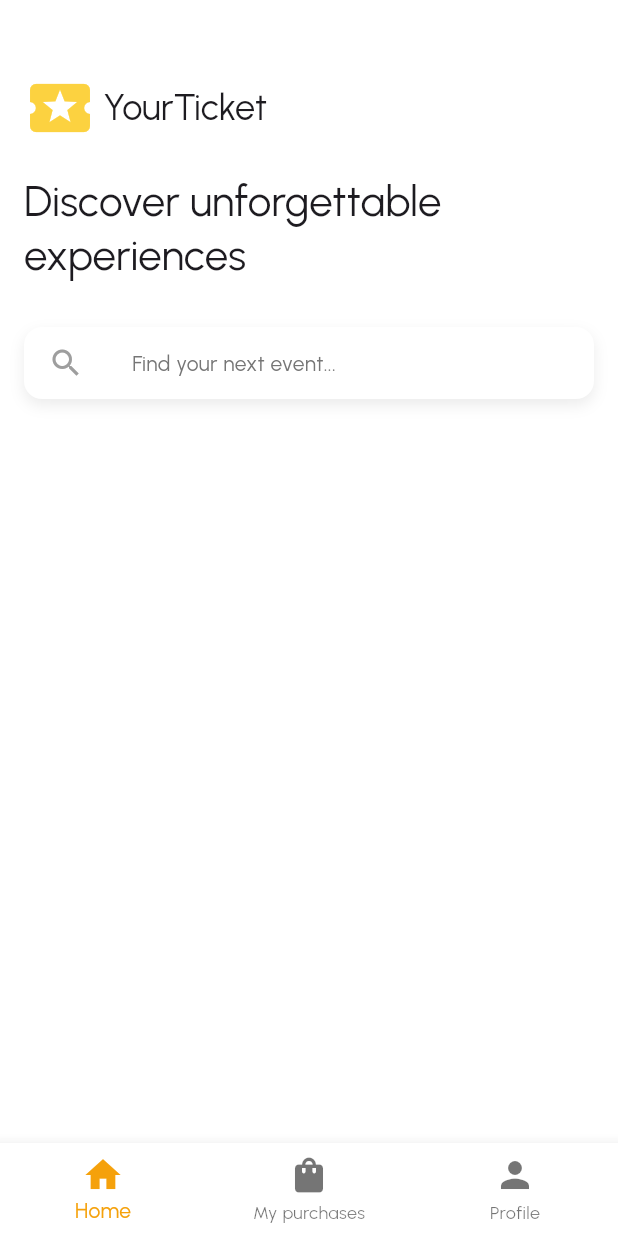
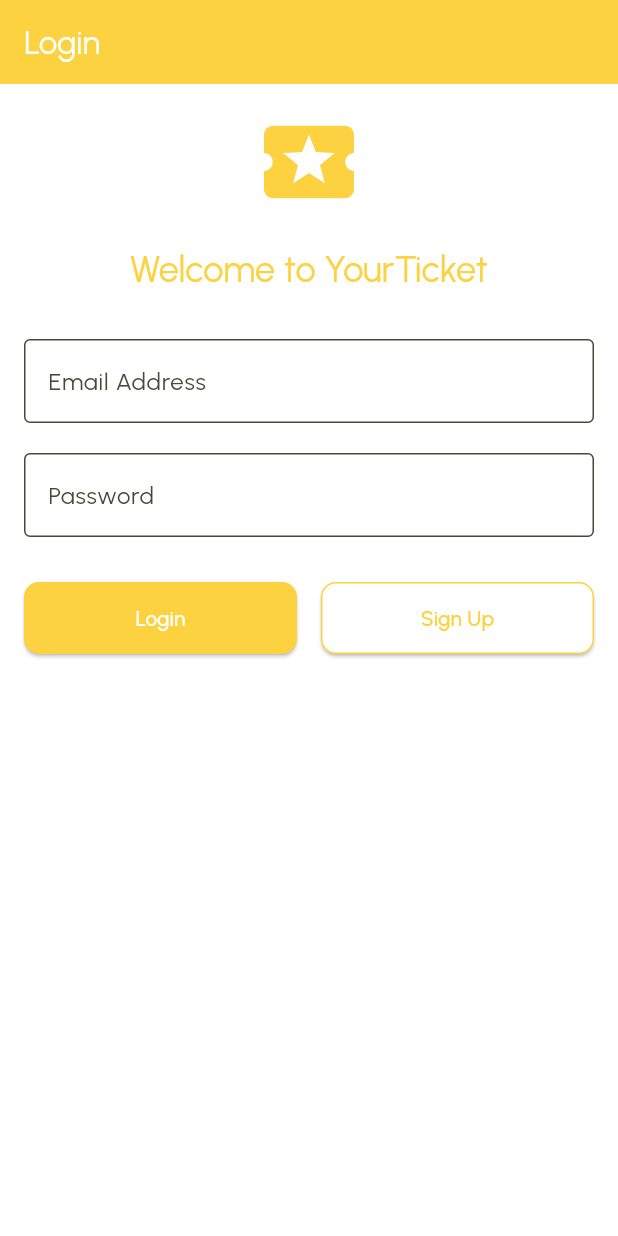
Before and after one commit to JevDev2304/yourTicket, a Flutter app: the screen it shows after launch, on a phone screen of 412 x 824 dp. Run offline on Flutter 3.47's test engine with Material 3 defaults, Android fonts, the phone set to English and light mode, and no system bars; our stand-ins replace go_router, google_fonts.

```diff
--- /dev/null
+++ b/lib/ui/categories/widgets/category_widget.dart
@@ -0,0 +1,6 @@
+class Category {
+  final String name;
+  final String imageUrl;
+
+  Category({required this.name, required this.imageUrl});
+}
--- /dev/null
+++ b/lib/ui/login/login_screen.dart
@@ -0,0 +1,105 @@
+import 'package:flutter/material.dart';
+import 'package:go_router/go_router.dart';
+
+class LoginScreen extends StatelessWidget {
+  const LoginScreen({super.key});
+
+  @override
+  Widget build(BuildContext context) {
+    return Scaffold(
+      appBar: AppBar(
+        title: const Text('Login'),
+        backgroundColor: Theme.of(context).primaryColor,
+        foregroundColor: Colors.white,
+      ),
+      body: SingleChildScrollView(
+        padding: const EdgeInsets.all(16.0),
+        child: Column(
+          mainAxisAlignment: MainAxisAlignment.center,
+          children: <Widget>[
+            Icon(
+              Icons.local_activity,
+              color: Theme.of(context).primaryColor,
+              size: 72,
+            ),
+            const SizedBox(height: 20),
+            Text(
+              'Welcome to YourTicket',
+              style: Theme.of(context).textTheme.headlineSmall?.copyWith(
+                color: Theme.of(context).primaryColor,
+              ),
+              textAlign: TextAlign.center,
+            ),
+            const SizedBox(height: 30),
+            TextFormField(
+              keyboardType: TextInputType.emailAddress,
+              decoration: InputDecoration(
+                labelText: 'Email Address',
+                filled: true, // Habilita el llenado del fondo
+                fillColor: Colors.white, // Establece el color de fondo a blanco
+                border: const OutlineInputBorder(),
+                focusedBorder: OutlineInputBorder(
+                  borderSide: BorderSide(color: Theme.of(context).primaryColor),
+                ),
+              ),
+            ),
+            const SizedBox(height: 20),
+            TextFormField(
+              obscureText: true,
+              decoration: InputDecoration(
+                labelText: 'Password',
+                filled: true, // Habilita el llenado del fondo
+                fillColor: Colors.white, // Establece el color de fondo a blanco
+                border: const OutlineInputBorder(),
+                focusedBorder: OutlineInputBorder(
+                  borderSide: BorderSide(color: Theme.of(context).primaryColor),
+                ),
+              ),
+            ),
+            const SizedBox(height: 30),
+            Row(
+              mainAxisAlignment: MainAxisAlignment.spaceAround,
+              children: [
+                Expanded(
+                  child: ElevatedButton(
+                    style: ElevatedButton.styleFrom(
+                      backgroundColor: Theme.of(context).primaryColor,
+                      foregroundColor: Colors.white,
+                    ),
+                    onPressed: () {
+                      print('Login Button Pressed');
+                      context.go('/home');
+                    },
+                    child: const Text('Login'),
+                  ),
+                ),
+                const SizedBox(width: 16),
+                Expanded(
+                  child: ElevatedButton(
+                    // Usamos ElevatedButton para la misma forma
+                    style: ElevatedButton.styleFrom(
+                      backgroundColor:
+                          Colors.white, // Fondo blanco para el botón Sign Up
+                      foregroundColor:
+                          Theme.of(
+                            context,
+                          ).primaryColor, // Texto con tu color primario
+                      side: BorderSide(
+                        color: Theme.of(context).primaryColor,
+                      ), // Borde con tu color primario
+                    ),
+                    onPressed: () {
+                      context.go('/register');
+                    },
+                    child: const Text('Sign Up'),
+                  ),
+                ),
+              ],
+            ),
+            const SizedBox(height: 20),
+          ],
+        ),
+      ),
+    );
+  }
+}
--- a/lib/ui/navigation/routes.dart
+++ b/lib/ui/navigation/routes.dart
@@ -1,13 +1,33 @@
 import 'package:flutter/material.dart';
 import 'package:go_router/go_router.dart';
+import 'package:tickets_app/ui/categories/categories_screen.dart';
 import 'package:tickets_app/ui/home/home_screen.dart';
 import 'package:tickets_app/ui/my_purchases/my_purchases_page.dart';
 import 'package:tickets_app/ui/navigation/widgets/main_scaffold.dart';
 import 'package:tickets_app/ui/payment/payment_page.dart';
 import 'package:tickets_app/ui/payment_confirmation/payment_confirmation_page.dart';
+import 'package:tickets_app/ui/login/login_screen.dart';
+import 'package:tickets_app/ui/profile/profile_screen.dart';
+import 'package:tickets_app/ui/register/register_screen.dart';
 
-final GoRouter router = GoRouter(initialLocation: '/home', routes: [
-  ShellRoute(
+final GoRouter router = GoRouter(
+  initialLocation: '/login',
+  routes: [
+    GoRoute(
+      path: '/login',
+      name: 'login',
+      builder: (BuildContext context, GoRouterState state) {
+        return const LoginScreen();
+      },
+    ),
+    GoRoute(
+      path: '/register',
+      name: 'register',
+      builder: (BuildContext context, GoRouterState state) {
+        return const RegisterScreen();
+      },
+    ),
+    ShellRoute(
       builder: (context, state, child) {
         return MainScaffold(child: child);
       },
@@ -40,8 +60,33 @@ final GoRouter router = GoRouter(initialLocation: '/home', routes: [
             return PaymentConfirmationPage();
           },
         ),
-      ]),
-]);
+        GoRoute(
+          path: '/categories',
+          name: 'categories',
+          builder: (BuildContext context, GoRouterState state) {
+            return CategoriesScreen();
+          },
+        ),
+        GoRoute(
+          path: '/profile',
+          name: 'profile',
+          builder: (BuildContext context, GoRouterState state) {
+            return ProfileScreen();
+          },
+        ),
+
+        //GoRoute(
+        //path: '/profile/:id', // Define la ruta con el parámetro :id
+        //name: 'profile',
+        //builder: (BuildContext context, GoRouterState state) {
+        //final String? userId = state.pathParameters['id']; // Obtén el valor del parámetro 'id'
+        //return ProfileScreen(userId: userId); // Pasa el ID a tu ProfileScreen
+        //},
+        //),
+      ],
+    ),
+  ],
+);
         // routes: [
         //   GoRoute(
         //     path: '/recipeDetail/:id',
```
Also changed, not shown: lib/ui/categories/categories_screen.dart (added, +108 -0 lines), lib/ui/navigation/widgets/main_scaffold.dart (+12 -1 lines), lib/ui/profile/profile_screen.dart (added, +139 -0 lines), lib/ui/register/register_screen.dart (added, +118 -0 lines), 1 other file.
